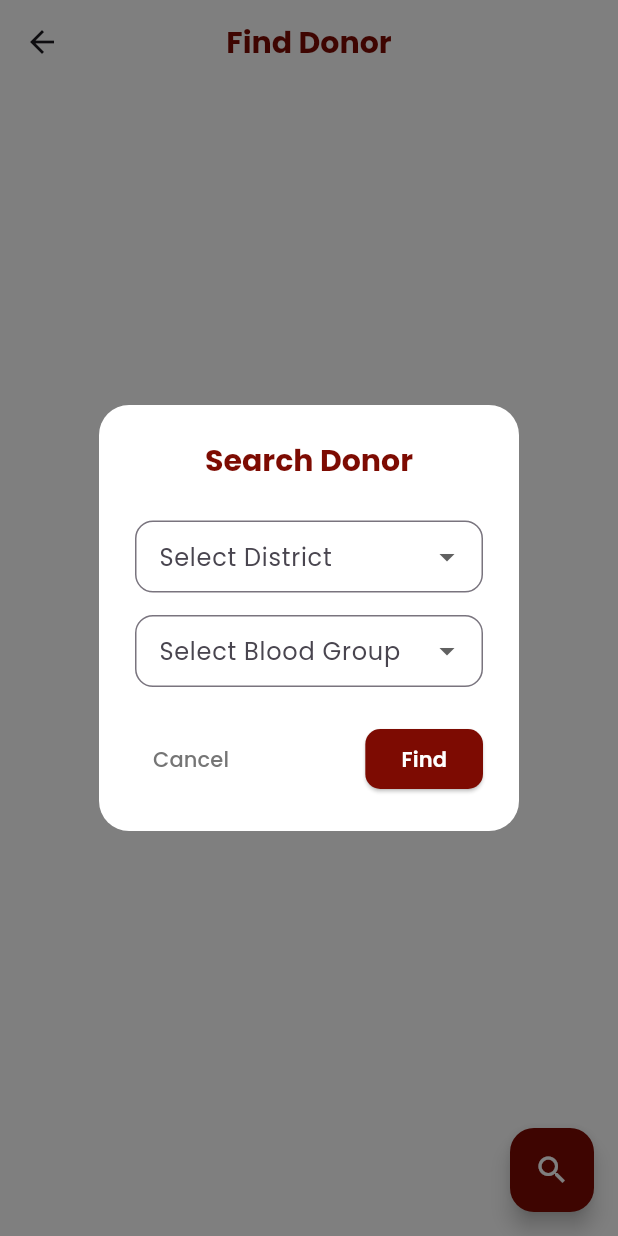
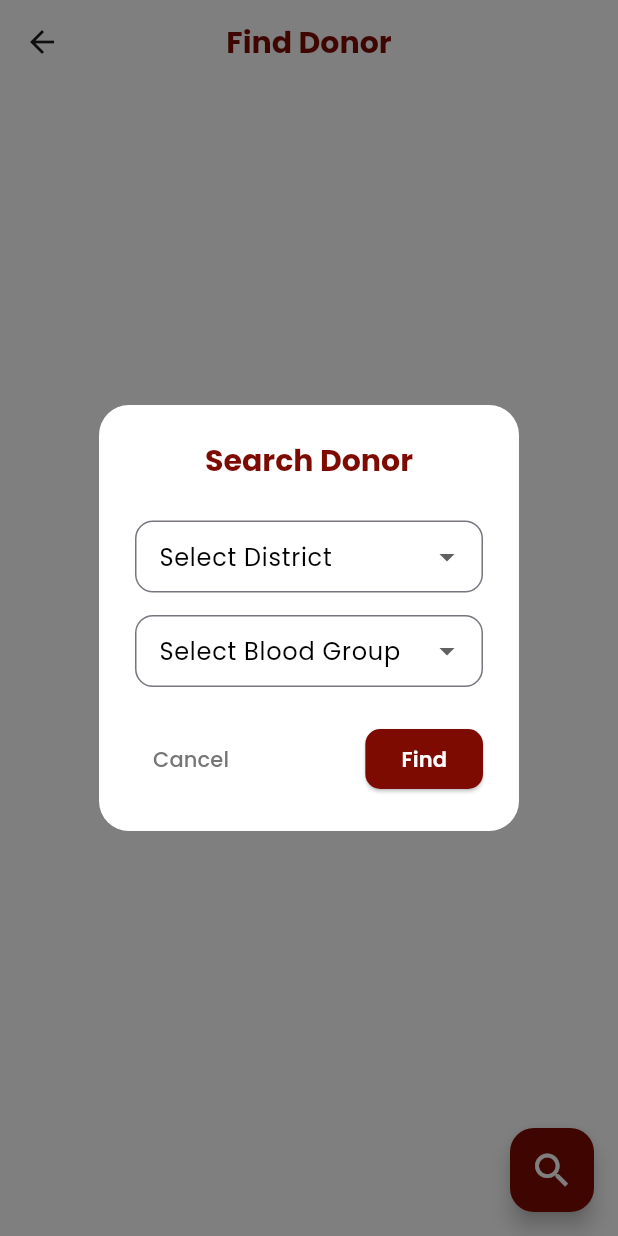
Before and after one commit to shawonkst21/Andriod_250, a Flutter app: the FindDonorScreen screen opened by its route, after a tap on the "search" icon, on a phone screen of 412 x 824 dp. Run offline on Flutter 3.47's test engine with Material 3 defaults, Android fonts, the phone set to English and light mode, and no system bars; our stand-ins replace animate_do, animated_text_kit, awesome_dialog, awesome_snackbar_content, carousel_slider, cloud_firestore and 6 more; accounts and stored records are empty.

Commit message:
add stylish dialouge box for filter

```diff
--- a/lib/screenFunction/secreens/extraCodeForHomePage/find Donar/find_donar.dart
+++ b/lib/screenFunction/secreens/extraCodeForHomePage/find Donar/find_donar.dart
@@ -15,6 +15,8 @@ class _FindDonorScreenState extends State<FindDonorScreen> {
   String? selectedBloodGroup;
   bool isFilterActive = false;
 
+  //! here check if the user is available for donation or not
+  //! if the last donation date is more than 90 days ago, then the user is available for donation
   bool isAvailableForDonation(dynamic lastDonationDate) {
     DateTime lastDate;
 
@@ -29,6 +31,8 @@ class _FindDonorScreenState extends State<FindDonorScreen> {
     return DateTime.now().difference(lastDate).inDays >= 90;
   }
 
+//! Show the search dialog for filtering donors by district and blood group
+  //! when the user clicks on the search icon in the app bar
   void _showSearchDialog() {
     String? tempDistrict = selectedDistrict;
     String? tempBloodGroup = selectedBloodGroup;
@@ -65,15 +69,28 @@ class _FindDonorScreenState extends State<FindDonorScreen> {
               mainAxisSize: MainAxisSize.min,
               children: [
                 const SizedBox(height: 10),
-                DropdownButtonFormField<String>(
+                Theme(
+                  data: Theme.of(context).copyWith(
+                    canvasColor: Colors.white, // dropdown popup background
+                  ),
+                  child: DropdownButtonFormField<String>(
                     value: tempDistrict,
                     decoration: InputDecoration(
                       labelText: 'Select District',
-                    labelStyle: GoogleFonts.poppins(),
+                      labelStyle: GoogleFonts.poppins(color: Colors.black),
                       border: OutlineInputBorder(
                         borderRadius: BorderRadius.circular(12),
                       ),
-                    contentPadding: const EdgeInsets.symmetric(horizontal: 12),
+                      contentPadding:
+                          const EdgeInsets.symmetric(horizontal: 12),
+                      focusedBorder: OutlineInputBorder(
+                        borderRadius: BorderRadius.circular(12),
+                        borderSide: const BorderSide(
+                          color: Color.fromARGB(
+                              255, 125, 11, 2), // border color when focused
+                          width: 2,
+                        ),
+                      ),
                     ),
                     items: [
                       'Dhaka',
@@ -85,23 +102,39 @@ class _FindDonorScreenState extends State<FindDonorScreen> {
                     ]
                         .map((district) => DropdownMenuItem(
                               value: district,
-                            child: Text(district, style: GoogleFonts.poppins()),
+                              child:
+                                  Text(district, style: GoogleFonts.poppins()),
                             ))
                         .toList(),
                     onChanged: (value) {
                       tempDistrict = value;
                     },
                   ),
+                ),
                 const SizedBox(height: 15),
-                DropdownButtonFormField<String>(
+                Theme(
+                  data: Theme.of(context).copyWith(
+                    canvasColor: Colors.white, // dropdown popup background
+                  ),
+                  child: DropdownButtonFormField<String>(
                     value: tempBloodGroup,
                     decoration: InputDecoration(
+                      fillColor: Colors.white,
                       labelText: 'Select Blood Group',
-                    labelStyle: GoogleFonts.poppins(),
+                      labelStyle: GoogleFonts.poppins(color: Colors.black),
                       border: OutlineInputBorder(
                         borderRadius: BorderRadius.circular(12),
                       ),
-                    contentPadding: const EdgeInsets.symmetric(horizontal: 12),
+                      contentPadding:
+                          const EdgeInsets.symmetric(horizontal: 12),
+                      focusedBorder: OutlineInputBorder(
+                        borderRadius: BorderRadius.circular(12),
+                        borderSide: const BorderSide(
+                          color: Color.fromARGB(
+                              255, 125, 11, 2), // border color when focused
+                          width: 2,
+                        ),
+                      ),
                     ),
                     items: ['A+', 'A-', 'B+', 'B-', 'AB+', 'AB-', 'O+', 'O-']
                         .map((group) => DropdownMenuItem(
@@ -112,6 +145,7 @@ class _FindDonorScreenState extends State<FindDonorScreen> {
                     onChanged: (value) {
                       tempBloodGroup = value;
                     },
+                  ),
                 ),
               ],
             ),
@@ -234,11 +268,14 @@ class _FindDonorScreenState extends State<FindDonorScreen> {
           );
         },
       ),
+
+      //! Floating action button for search dialog
       floatingActionButton: FloatingActionButton(
         onPressed: _showSearchDialog,
         child: const Icon(
           Icons.search,
           color: Colors.white,
+          size: 30,
         ),
         backgroundColor: const Color.fromARGB(255, 125, 11, 2),
       ),
```
Lines whose indentation alone changed are shown as unchanged.
